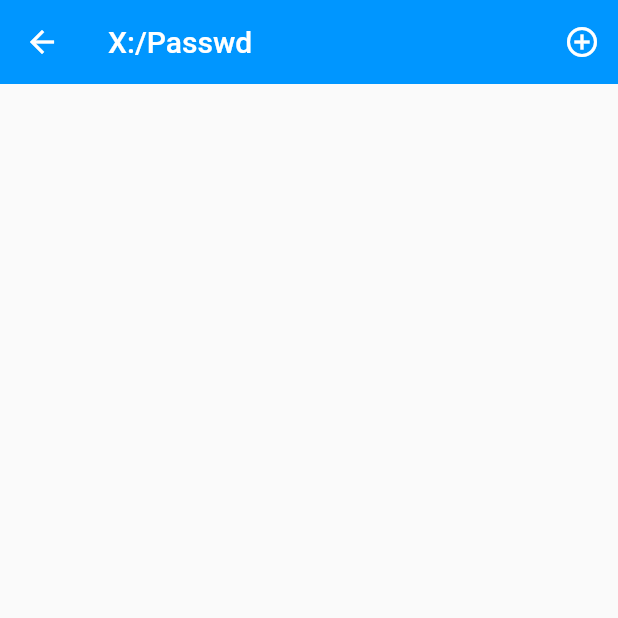
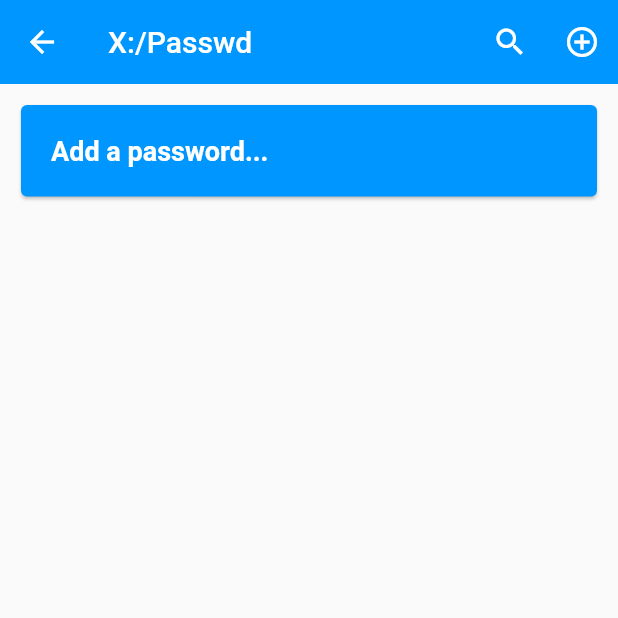
Before and after one commit to Xtrendence/X-Passwd, a Flutter app: the PasswordList screen opened directly, on a phone screen of 412 x 824 dp, the top half of it. Run offline on Flutter 3.47's test engine with Material 2 defaults, Android fonts, the phone set to English and light mode, and no system bars; our stand-ins replace flutter_secure_storage, shared_preferences; missing offline and left inert: encrypt, randombytes; accounts and stored records are empty.

Commit message:
Fixed a few bugs.

```diff
--- a/x_passwd/lib/views/password_list.dart
+++ b/x_passwd/lib/views/password_list.dart
@@ -19,13 +19,18 @@ class PasswordList extends StatelessWidget {
 
 	@override
 	Widget build(BuildContext context) {
-
 		return Scaffold(
 			appBar: AppBar(
 				title: Text("X:/Passwd"),
 				backgroundColor: accentColor,
 				elevation: 0.0,
 				actions: <Widget>[
+					IconButton(
+						icon: Icon(Icons.search),
+						onPressed: () {
+
+						},
+					),
 					IconButton(
 						icon: Icon(Icons.add_circle_outline),
 						onPressed: () {
@@ -37,7 +42,7 @@ class PasswordList extends StatelessWidget {
 					)
 				],
 			),
-			body: ListView.builder(
+			body: (this.ids.length > 0) ? ListView.builder(
 				itemCount: this.ids.length,
 				itemBuilder: (context, index) {
 					return Padding(
@@ -89,7 +94,44 @@ class PasswordList extends StatelessWidget {
 						),
 					);
 				}
-			)
+			) : Stack(
+				children: <Widget>[
+					Column(
+						children: <Widget>[
+							Padding(
+								padding: const EdgeInsets.fromLTRB(10, 10, 10, 0),
+								child: InkWell(
+									onTap: () {
+										Navigator.push(
+											context,
+											MaterialPageRoute(builder: (context) => PasswordForm("add"))
+										);
+									},
+									child: Card(
+										color: accentColor,
+										child: Column(
+											children: <Widget>[
+												Padding(
+													padding: const EdgeInsets.all(20),
+													child: Row(
+														children: <Widget>[
+															Text("Add a password...", style: TextStyle(
+																fontWeight: FontWeight.bold,
+																color: backgroundColorLight,
+																fontSize: 18
+															)),
+														],
+													),
+												)
+											],
+										),
+									),
+								),
+							),
+						],
+					),
+				],
+			),
 		);
 	}
 }
--- a/x_passwd/pubspec.yaml
+++ b/x_passwd/pubspec.yaml
@@ -14,7 +14,7 @@ description: A simple and local AES-256-CTR password manager.
 version: 1.0.0+1
 
 environment:
-  sdk: ">=2.1.0 <3.0.0"
+  sdk: ">=2.2.2 <3.0.0"
 
 dependencies:
   flutter:
```
Also changed, not shown: x_passwd/lib/views/create_vault.dart (+13 -13 lines), x_passwd/lib/views/login.dart (+13 -13 lines), x_passwd/lib/views/password_form.dart (+21 -8 lines).
